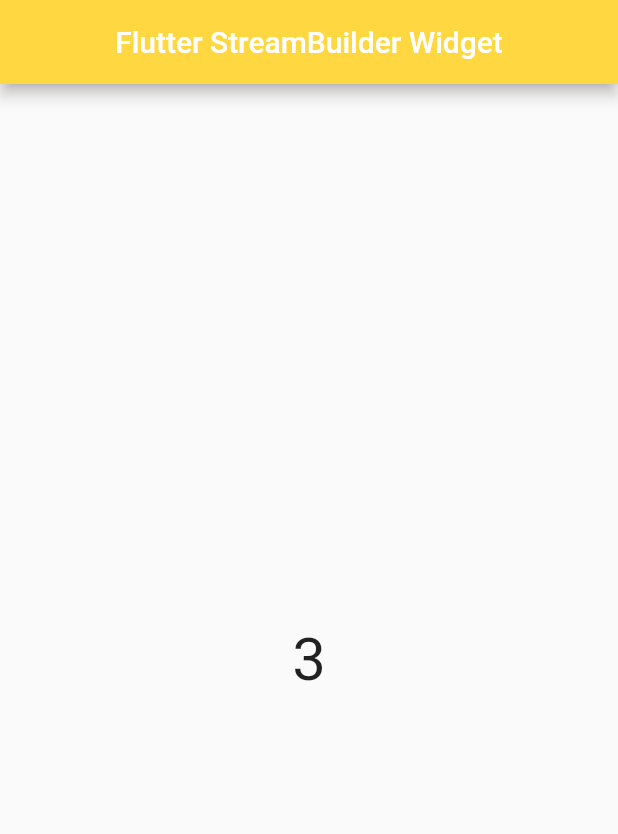
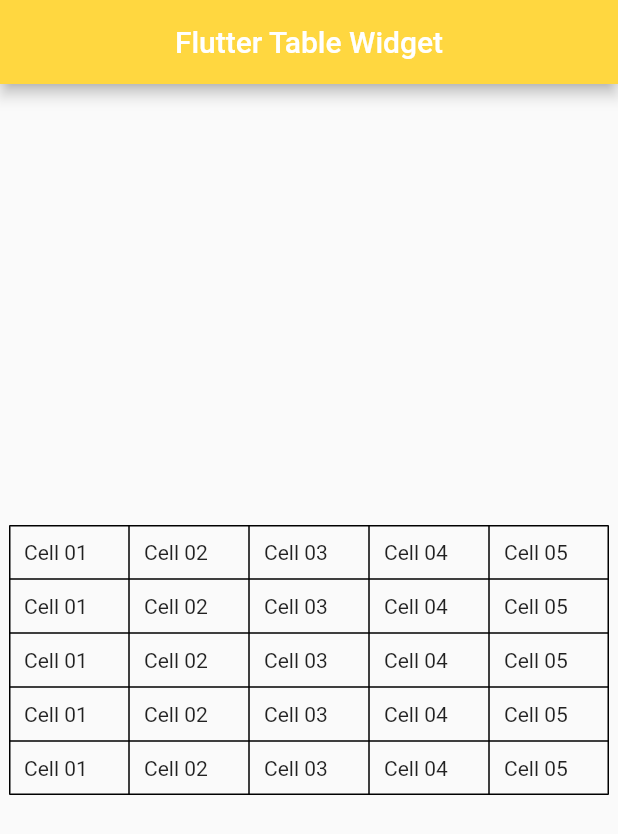
Before and after one commit to mdmanik74/Flutter-Day, a Flutter app: the screen it shows after launch, on a phone screen of 412 x 824 dp. Shown: the top 834 px of the screen. Run offline on Flutter 3.47's test engine with Material 2 defaults, Android fonts, the phone set to English and light mode, and no system bars.

Commit message:
table widget

```diff
--- a/lib/main.dart
+++ b/lib/main.dart
@@ -3,6 +3,7 @@
 //import 'package:source_code/source/expanded_widget.dart';
 //import 'package:source_code/source/future_builder.dart';
 import 'package:source_code/source/stream_bulder.dart';
+import 'package:source_code/source/table_widget.dart';
 //import 'package:source_code/source/page_view.dart';
 //import 'package:source_code/source/range_slider.dart';
 //import 'package:source_code/source/stepper_widget.dart';
@@ -29,11 +30,11 @@
       debugShowCheckedModeBanner: false,
       home: Scaffold(
         appBar: AppBar(
-          title: const Text('Flutter StreamBuilder Widget'),
+          title: const Text('Flutter Table Widget'),
           backgroundColor: Colors.amberAccent,
           centerTitle: true,
         ),
-        body: StramBuilderWideget(),
+        body: TablesWidget(),
         backgroundColor: Colors.greenAccent,
       ),
     );
--- /dev/null
+++ b/lib/source/table_widget.dart
@@ -0,0 +1,52 @@
+// ignore_for_file: camel_case_types, prefer_typing_uninitialized_variables
+
+import 'package:flutter/material.dart';
+
+class TablesWidget extends StatefulWidget {
+  const TablesWidget({Key? key}) : super(key: key);
+
+  @override
+  State<TablesWidget> createState() => _TablesWidgetState();
+}
+
+class _TablesWidgetState extends State<TablesWidget> {
+  @override
+  Widget build(BuildContext context) {
+    TableRow _tableRow = const TableRow(children: [
+      Padding(
+        padding: EdgeInsets.all(10.0),
+        child: Text('Cell 01'),
+      ),
+      Padding(
+        padding: EdgeInsets.all(10.0),
+        child: Text('Cell 02'),
+      ),
+      Padding(
+        padding: EdgeInsets.all(10.0),
+        child: Text('Cell 03'),
+      ),
+      Padding(
+        padding: EdgeInsets.all(10.0),
+        child: Text('Cell 04'),
+      ),
+      Padding(
+        padding: EdgeInsets.all(10.0),
+        child: Text('Cell 05'),
+      ),
+    ]);
+    return Scaffold(
+      body: Center(
+          child: Table(
+        border: TableBorder.all(),
+        defaultColumnWidth: const FixedColumnWidth(80.0),
+        children: [
+          _tableRow,
+          _tableRow,
+          _tableRow,
+          _tableRow,
+          _tableRow,
+        ],
+      )),
+    );
+  }
+}
```
